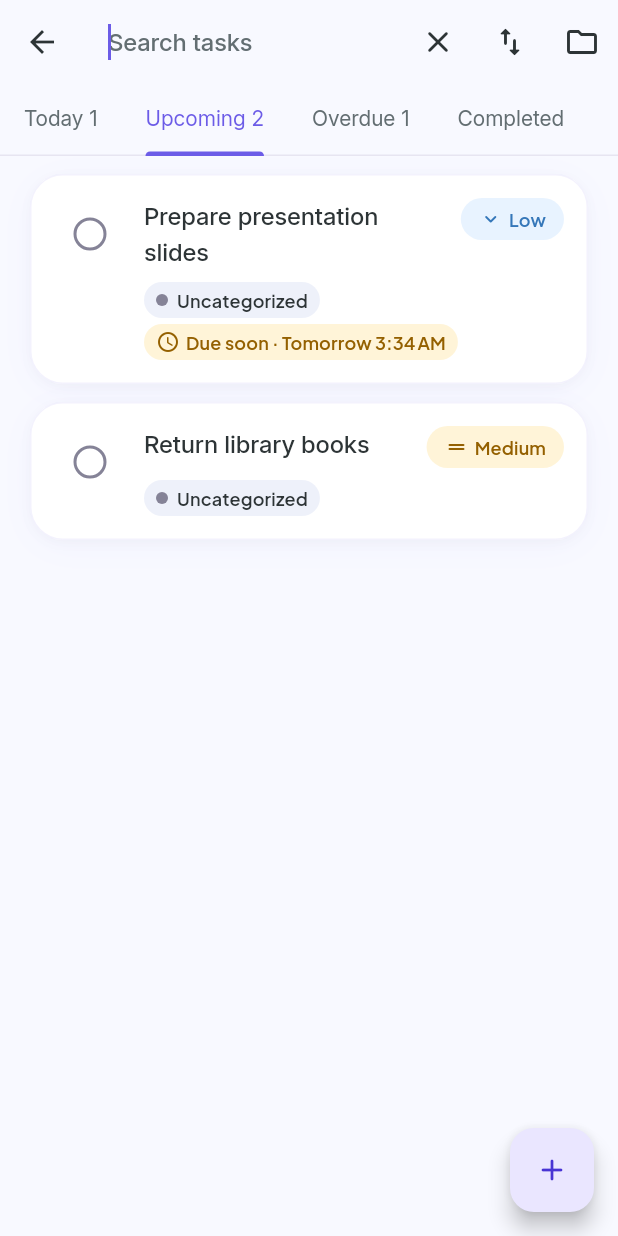
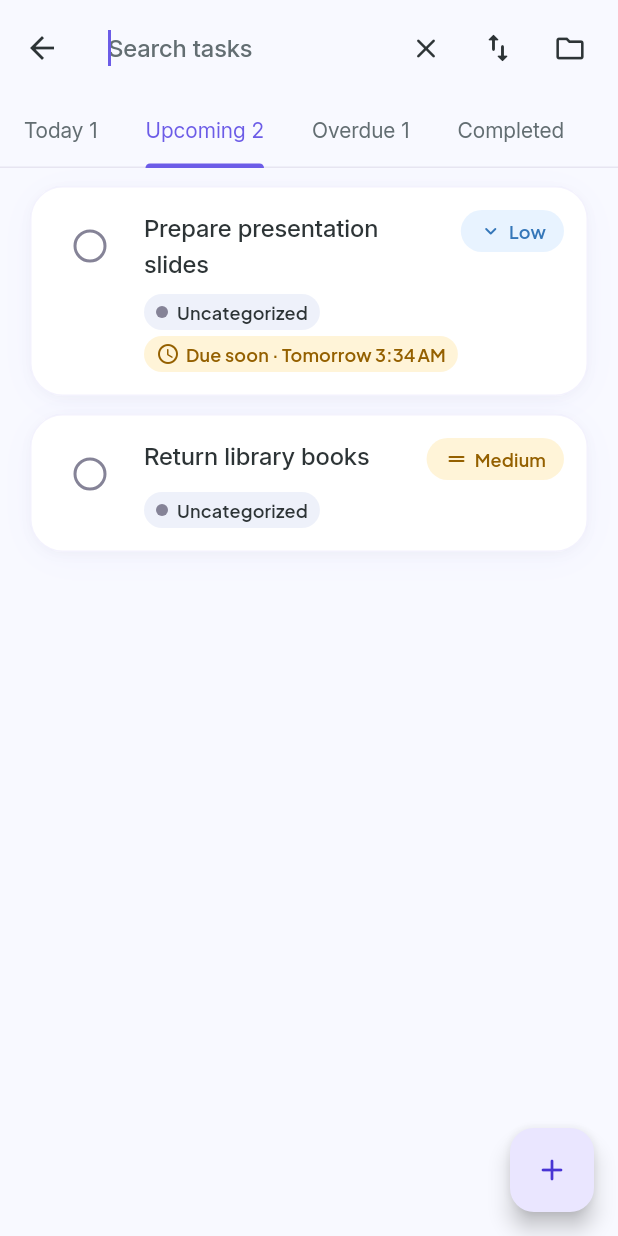
Before and after one commit to NourElsahhar/Brainly_life, a Flutter app: the TasksView screen opened directly, tab 2 chosen, after a tap on the "search" icon, on a phone screen of 412 x 824 dp. Run offline on Flutter 3.47's test engine with Material 3 defaults, Android fonts, the phone set to English and light mode, and no system bars; our stand-ins replace clock, cloud_firestore, cloud_functions, equatable, firebase_auth, firebase_core and 5 more; accounts and stored records are empty.

Commit message:
feat: use Baseet app bar and skeleton loading in tasks screens

```diff
--- a/lib/core/widgets/baseet_app_bar.dart
+++ b/lib/core/widgets/baseet_app_bar.dart
@@ -26,6 +26,7 @@ class BaseetAppBar extends StatelessWidget implements PreferredSizeWidget {
   /// The bar of the 5 main tabs: logo on the left, Settings on the right.
   const BaseetAppBar.main({super.key, this.onSettings})
     : title = null,
+      titleWidget = null,
       actions = const [],
       bottom = null;
 
@@ -33,6 +34,7 @@ class BaseetAppBar extends StatelessWidget implements PreferredSizeWidget {
   const BaseetAppBar.inner({
     super.key,
     required String this.title,
+    this.titleWidget,
     this.actions = const [],
     this.bottom,
   }) : onSettings = null;
@@ -47,6 +49,9 @@ class BaseetAppBar extends StatelessWidget implements PreferredSizeWidget {
 
   /// null means this is the main bar (logo instead of a title).
   final String? title;
+
+  /// Shown instead of [title] when set, like a search box.
+  final Widget? titleWidget;
 
   final List<Widget> actions;
 
@@ -69,7 +74,7 @@ class BaseetAppBar extends StatelessWidget implements PreferredSizeWidget {
     return AppBar(
       toolbarHeight: height,
       titleSpacing: _isMain ? AppSpacing.s4 : null,
-      title: title == null ? const _Logo() : Text(title),
+      title: title == null ? const _Logo() : titleWidget ?? Text(title),
       actions: [
         if (_isMain)
           AppBarIconButton(
--- a/lib/features/tasks/presentation/screens/task_categories_screen.dart
+++ b/lib/features/tasks/presentation/screens/task_categories_screen.dart
@@ -30,7 +30,7 @@ class TaskCategoriesView extends StatelessWidget {
   @override
   Widget build(BuildContext context) {
     return Scaffold(
-      appBar: AppBar(title: const Text('Categories')),
+            appBar: const BaseetAppBar.inner(title: 'Categories'),
       floatingActionButton: FloatingActionButton(
         tooltip: 'New category',
         onPressed: () => CategoryEditorSheet.show(context),
--- a/lib/features/tasks/presentation/screens/task_form_screen.dart
+++ b/lib/features/tasks/presentation/screens/task_form_screen.dart
@@ -116,8 +116,8 @@ class _TaskFormViewState extends State<TaskFormView> {
             if (!didPop) _confirmDiscard(context);
           },
           child: Scaffold(
-            appBar: AppBar(
-              title: Text(state.isEdit ? 'Edit task' : 'New task'),
+              appBar: BaseetAppBar.inner(
+              title: state.isEdit ? 'Edit task' : 'New task',
             ),
             body: SafeArea(child: _body(context, state)),
           ),
--- a/lib/features/tasks/presentation/screens/tasks_screen.dart
+++ b/lib/features/tasks/presentation/screens/tasks_screen.dart
@@ -1,4 +1,5 @@
 import 'package:brainly_life/core/routes/app_routes.dart';
+import 'package:brainly_life/core/widgets/widgets.dart';
 import 'package:brainly_life/features/tasks/data/models/task_category_model.dart';
 import 'package:brainly_life/features/tasks/logic/category_cubit.dart';
 import 'package:brainly_life/features/tasks/logic/category_state.dart';
@@ -101,8 +102,9 @@ class _TasksViewState extends State<TasksView>
         counts == null ? name : '$name ${counts[bucket] ?? 0}';
 
     return Scaffold(
-      appBar: AppBar(
-        title: _searching
+          appBar: BaseetAppBar.inner(
+        title: 'Tasks',
+        titleWidget: _searching
             ? TextField(
                 controller: _searchController,
                 autofocus: true,
@@ -112,23 +114,23 @@ class _TasksViewState extends State<TasksView>
                 ),
                 onChanged: context.read<TaskListCubit>().search,
               )
-            : const Text('Tasks'),
+            : null,
         actions: [
           if (!_onCompleted) ...[
-            IconButton(
+            AppBarIconButton(
               tooltip: _searching ? 'Close search' : 'Search',
-              icon: Icon(
-                _searching ? Icons.close_rounded : Icons.search_rounded,
-              ),
+              icon: _searching ? Icons.close_rounded : Icons.search_rounded,
+              filled: false,
               onPressed: _searching
                   ? _clearSearch
                   : () => setState(() => _searching = true),
             ),
             const _SortButton(),
           ],
-          IconButton(
+          AppBarIconButton(
             tooltip: 'Categories',
-            icon: const Icon(Icons.folder_outlined),
+            icon: Icons.folder_outlined,
+            filled: false,
             onPressed: () => context.push(AppRoutes.taskCategories),
           ),
         ],
--- a/lib/features/tasks/presentation/widgets/active_tasks_view.dart
+++ b/lib/features/tasks/presentation/widgets/active_tasks_view.dart
@@ -7,6 +7,7 @@ import 'package:brainly_life/features/tasks/logic/task_list_cubit.dart';
 import 'package:brainly_life/features/tasks/logic/task_list_state.dart';
 import 'package:brainly_life/features/tasks/logic/task_progress_calculator.dart';
 import 'package:brainly_life/features/tasks/presentation/widgets/task_tile.dart';
+import 'package:brainly_life/features/tasks/presentation/widgets/tasks_loading_list.dart';
 import 'package:flutter/material.dart';
 import 'package:flutter_bloc/flutter_bloc.dart';
 import 'package:go_router/go_router.dart';
@@ -56,7 +57,7 @@ class ActiveTasksView extends StatelessWidget {
         );
       },
       builder: (context, state) => switch (state) {
-        TaskListInitial() || TaskListLoading() => const LoadingView(),
+                TaskListInitial() || TaskListLoading() => const TasksLoadingList(),
         TaskListError(:final failure) => ErrorView(
           failure: failure,
           onRetry: cubit.load,
--- a/lib/features/tasks/presentation/widgets/completed_tasks_view.dart
+++ b/lib/features/tasks/presentation/widgets/completed_tasks_view.dart
@@ -6,6 +6,7 @@ import 'package:brainly_life/features/tasks/data/models/task_model.dart';
 import 'package:brainly_life/features/tasks/logic/completed_tasks_cubit.dart';
 import 'package:brainly_life/features/tasks/logic/completed_tasks_state.dart';
 import 'package:brainly_life/features/tasks/presentation/widgets/task_tile.dart';
+import 'package:brainly_life/features/tasks/presentation/widgets/tasks_loading_list.dart';
 import 'package:flutter/material.dart';
 import 'package:flutter_bloc/flutter_bloc.dart';
 
--- /dev/null
+++ b/lib/features/tasks/presentation/widgets/tasks_loading_list.dart
@@ -0,0 +1,20 @@
+import 'package:brainly_life/core/theme/theme.dart';
+import 'package:brainly_life/core/widgets/widgets.dart';
+import 'package:flutter/material.dart';
+
+/// Three grey cards while the tasks load (design: Skeleton loading card).
+class TasksLoadingList extends StatelessWidget {
+  const TasksLoadingList({super.key});
+
+  @override
+  Widget build(BuildContext context) {
+    return ListView.separated(
+      padding: const EdgeInsets.all(AppSpacing.screenMargin),
+      physics: const NeverScrollableScrollPhysics(),
+      itemCount: 3,
+      separatorBuilder: (context, index) =>
+          const SizedBox(height: AppSpacing.s3),
+      itemBuilder: (context, index) => const SkeletonCard(),
+    );
+  }
+}
```
Also changed, not shown: lib/features/tasks/presentation/screens/task_detail_screen.dart (+8 -6 lines), 1 other file.
